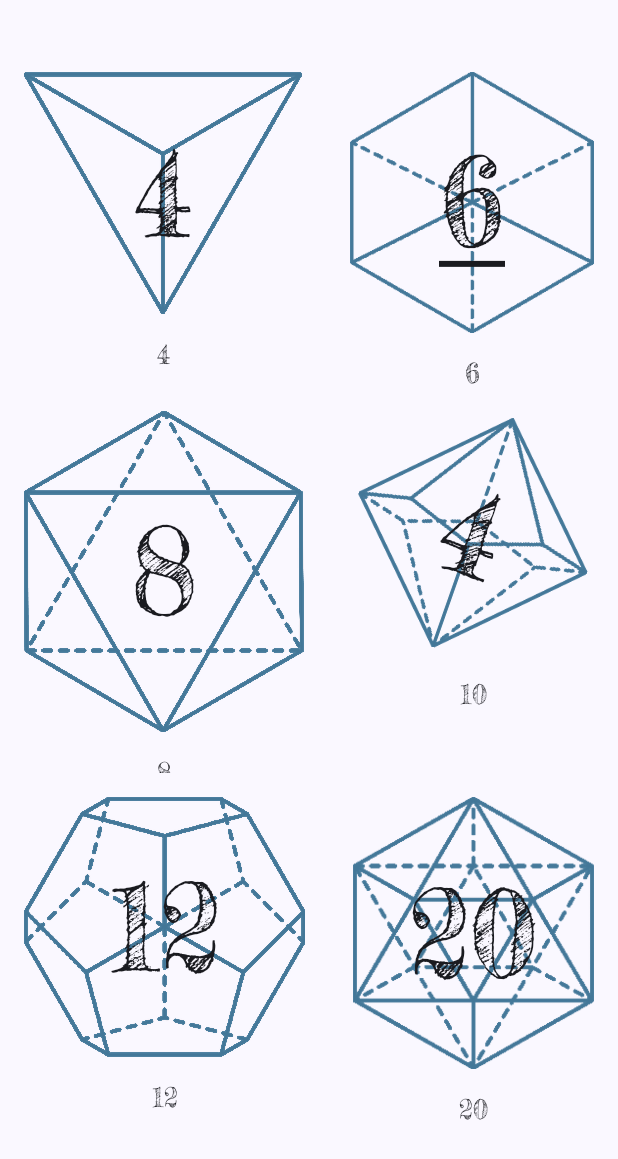
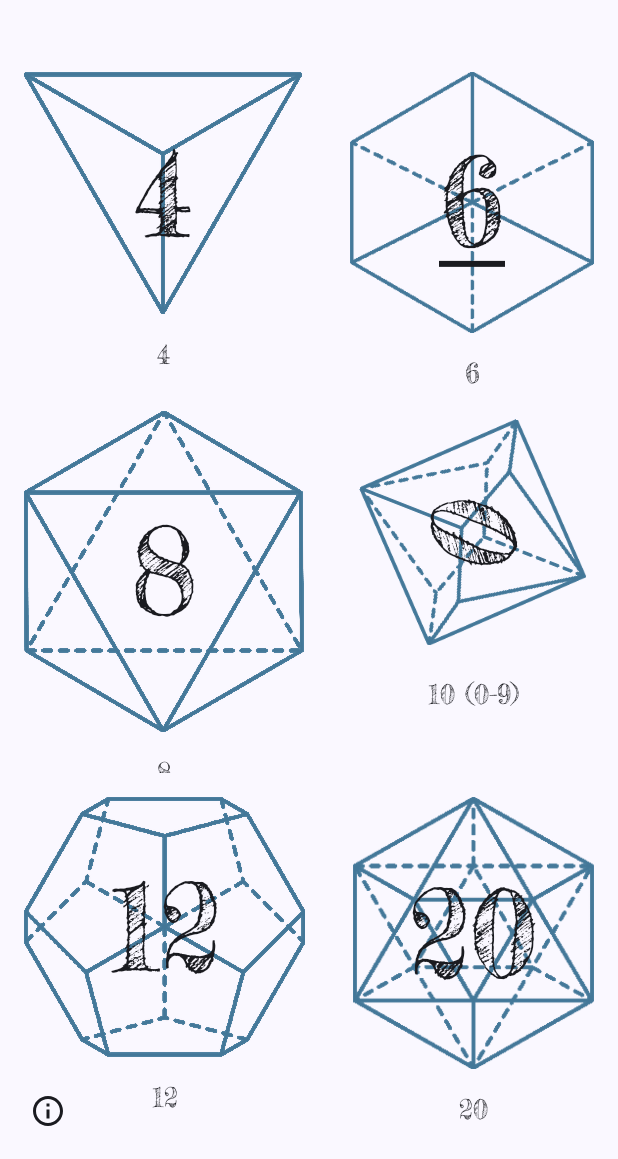
Before and after one commit to enjambreDev/dados, an Android app built with Jetpack Compose: the screen it shows after launch (MainActivity), after a tap on "10", on a phone screen of 412 x 824 dp, the part 77-1236 px from its top. Run offline under Robolectric (Android 15) with nearby library versions, the light colour scheme and no system bars.

Commit message:
add Information and navigation

```diff
--- a/app/src/main/java/dev/enjambre/dados/MainActivity.kt
+++ b/app/src/main/java/dev/enjambre/dados/MainActivity.kt
@@ -9,6 +9,9 @@ import androidx.compose.foundation.layout.fillMaxSize
 import androidx.compose.material3.MaterialTheme
 import androidx.compose.material3.Surface
 import androidx.compose.ui.Modifier
+import androidx.navigation.NavHostController
+import androidx.navigation.compose.rememberNavController
+import dev.enjambre.dados.ui.navigation.DadosNavHost
 import dev.enjambre.dados.ui.screens.DadosScreen
 import dev.enjambre.dados.ui.theme.DadosTheme
 import dev.enjambre.dados.ui.screens.DadosViewModel
@@ -26,7 +29,13 @@ class MainActivity : ComponentActivity() {
                     modifier = Modifier.fillMaxSize(),
                     color = MaterialTheme.colorScheme.background
                 ) {
-                    DadosScreen(DadosViewModel(), vibrator)
+                    val dadosViewModel = DadosViewModel()
+                    val navHostController: NavHostController = rememberNavController()
+                    DadosNavHost(
+                        navHostController =navHostController,
+                        dadosViewModel = dadosViewModel,
+                        vibrator = vibrator
+                    )
                 }
             }
         }
--- /dev/null
+++ b/app/src/main/java/dev/enjambre/dados/ui/navigation/DadosNavHost.kt
@@ -0,0 +1,40 @@
+package dev.enjambre.dados.ui.navigation
+
+import android.os.Vibrator
+import androidx.compose.runtime.Composable
+import androidx.compose.ui.Modifier
+import androidx.navigation.compose.NavHost
+import androidx.navigation.NavHostController
+import androidx.navigation.compose.composable
+import dev.enjambre.dados.ui.screens.DadosDestination
+import dev.enjambre.dados.ui.screens.DadosScreen
+import dev.enjambre.dados.ui.screens.DadosViewModel
+import dev.enjambre.dados.ui.screens.InformationDestination
+import dev.enjambre.dados.ui.screens.InformationScreen
+
+@Composable
+fun DadosNavHost(
+    navHostController: NavHostController,
+    modifier: Modifier = Modifier,
+    dadosViewModel: DadosViewModel,
+    vibrator: Vibrator
+) {
+    NavHost(
+        navController = navHostController,
+        startDestination = DadosDestination.route
+    ) {
+        composable(
+            route = DadosDestination.route
+        ) {
+            DadosScreen(
+                dadosViewModel = dadosViewModel,
+                vibrator = vibrator,
+                navigateToInfo = { navHostController.navigate(InformationDestination.route) })
+        }
+        composable(
+            route = InformationDestination.route
+        ) {
+            InformationScreen()
+        }
+    }
+}
--- /dev/null
+++ b/app/src/main/java/dev/enjambre/dados/ui/navigation/NavigationDestination.kt
@@ -0,0 +1,6 @@
+package dev.enjambre.dados.ui.navigation
+
+interface NavigationDestination {
+    val route: String
+    val titleResource: Int
+}
--- a/app/src/main/java/dev/enjambre/dados/ui/screens/DadosScreen.kt
+++ b/app/src/main/java/dev/enjambre/dados/ui/screens/DadosScreen.kt
@@ -16,6 +16,7 @@ import androidx.compose.foundation.layout.fillMaxWidth
 import androidx.compose.foundation.layout.padding
 import androidx.compose.foundation.layout.size
 import androidx.compose.material3.ExperimentalMaterial3Api
+import androidx.compose.material3.Icon
 import androidx.compose.material3.MaterialTheme
 import androidx.compose.material3.Scaffold
 import androidx.compose.material3.Text
@@ -36,12 +37,23 @@ import androidx.compose.ui.text.style.TextDecoration
 import androidx.compose.ui.unit.dp
 import dev.enjambre.dados.R
 import dev.enjambre.dados.model.Dado
+import dev.enjambre.dados.ui.navigation.NavigationDestination
 import kotlinx.coroutines.launch
 import kotlin.random.Random
 
+object DadosDestination : NavigationDestination {
+    override val route: String = "dados"
+    override val titleResource: Int = R.string.app_name
+
+}
+
 @OptIn(ExperimentalMaterial3Api::class)
 @Composable
-fun DadosScreen(dadosViewModel: DadosViewModel, vibrator: Vibrator) {
+fun DadosScreen(
+    dadosViewModel: DadosViewModel,
+    vibrator: Vibrator,
+    navigateToInfo: () -> Unit
+    ) {
 
     val d4State = dadosViewModel.d4State.collectAsState()
     val d6State = dadosViewModel.d6State.collectAsState()
@@ -51,6 +63,17 @@ fun DadosScreen(dadosViewModel: DadosViewModel, vibrator: Vibrator) {
     val d20State = dadosViewModel.d20State.collectAsState()
 
     Scaffold(topBar = { DadosAppBar() }) {
+        Box(modifier = Modifier) {
+            Icon(
+                painter = painterResource(id = R.drawable.outline_info_24),
+                contentDescription = stringResource(R.string.info),
+                modifier = Modifier
+                    .clickable {
+                        navigateToInfo()
+                    }
+                    .padding(20.dp)
+                    .align(Alignment.BottomStart)
+            )
             Column(
                 verticalArrangement = Arrangement.Top,
                 modifier = Modifier
@@ -88,12 +111,14 @@ fun DadosScreen(dadosViewModel: DadosViewModel, vibrator: Vibrator) {
             }
         }
     }
+}
 
 @Composable
 fun DadosAppBar() {
     Row(
         horizontalArrangement = Arrangement.SpaceAround,
-        modifier = Modifier.fillMaxWidth()
+        modifier = Modifier
+            .fillMaxWidth()
             .padding(top = dimensionResource(R.dimen.normal_padding))
     ) {
         Image(
@@ -148,7 +173,7 @@ fun DadoUI(
 
     val interactionSource = remember { MutableInteractionSource() }
 
-    Column (horizontalAlignment = Alignment.CenterHorizontally){
+    Column(horizontalAlignment = Alignment.CenterHorizontally) {
         Box(
             contentAlignment = Alignment.Center,
             modifier = Modifier
@@ -212,7 +237,8 @@ fun DadoUI(
             Image(
                 painter = painterResource(dadoState.value.drawableRes),
                 contentDescription = stringResource(dadoState.value.contentDescription),
-                modifier = modifier.align(Alignment.Center)
+                modifier = modifier
+                    .align(Alignment.Center)
                     .padding(dimensionResource(R.dimen.normal_padding))
             )
             Text(
@@ -228,6 +254,13 @@ fun DadoUI(
                     .align(Alignment.Center)
             )
         }
-        Text(text = dadoState.value.lados.toString(), textAlign = TextAlign.Center, style = MaterialTheme.typography.labelMedium)
+        Text(
+            text = if (dadoState.value.lados == 10) stringResource(
+                R.string._0_9,
+                dadoState.value.lados.toString()
+            ) else dadoState.value.lados.toString(),
+            textAlign = TextAlign.Center,
+            style = MaterialTheme.typography.labelMedium
+        )
     }
 }
--- /dev/null
+++ b/app/src/main/res/drawable/outline_info_24.xml
@@ -0,0 +1,5 @@
+<vector android:height="24dp" android:tint="#000000"
+    android:viewportHeight="24" android:viewportWidth="24"
+    android:width="24dp" xmlns:android="http://schemas.android.com/apk/res/android">
+    <path android:fillColor="@android:color/white" android:pathData="M11,7h2v2h-2zM11,11h2v6h-2zM12,2C6.48,2 2,6.48 2,12s4.48,10 10,10 10,-4.48 10,-10S17.52,2 12,2zM12,20c-4.41,0 -8,-3.59 -8,-8s3.59,-8 8,-8 8,3.59 8,8 -3.59,8 -8,8z"/>
+</vector>
--- a/build.gradle
+++ b/build.gradle
@@ -2,5 +2,5 @@
 plugins {
     id 'com.android.application' version '8.1.2' apply false
     id 'com.android.library' version '8.1.2' apply false
-    id 'org.jetbrains.kotlin.android' version '1.7.20' apply false
+    id 'org.jetbrains.kotlin.android' version '1.8.0' apply false
 }
```
Also changed, not shown: app/build.gradle (+6 -5 lines), app/src/main/java/dev/enjambre/dados/domain/OpenUrl.kt (added, +25 -0 lines), app/src/main/java/dev/enjambre/dados/ui/screens/InformationScreen.kt (added, +60 -0 lines), app/src/main/res/values/strings.xml (+21 -0 lines). Lines whose indentation alone changed are shown as unchanged.
